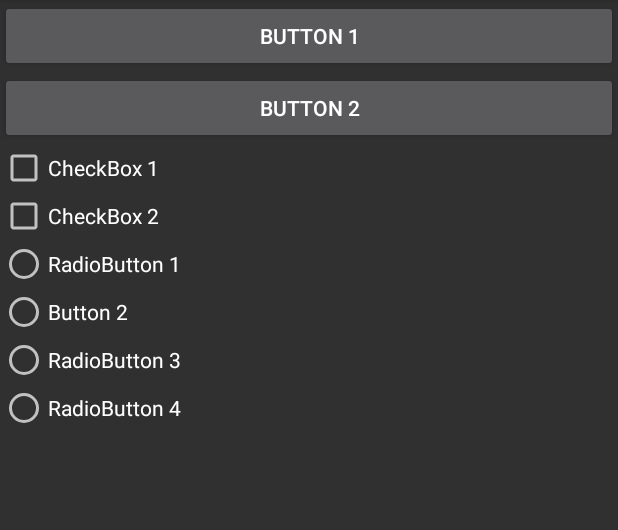
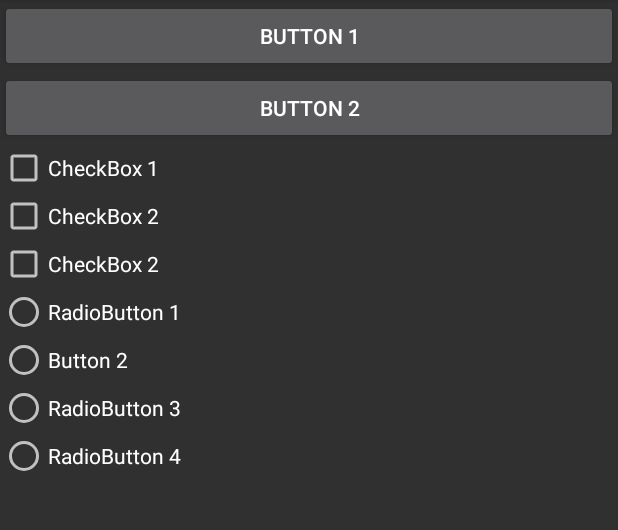
Before and after one commit to malibaig41/MyGithub, an Android app: the screen it shows after launch (MainActivity), on a phone screen of 412 x 824 dp, the part 84-614 px from its top. Run offline under Robolectric (Android 15) with nearby library versions, the phone set to English and light mode, and no system bars.

Commit message:
Third Checkbox is added

```diff
--- a/app/src/main/res/layout/activity_main.xml
+++ b/app/src/main/res/layout/activity_main.xml
@@ -26,6 +26,10 @@
         android:layout_height="wrap_content"
         android:text="CheckBox 2" />
 
+    <CheckBox
+        android:layout_width="wrap_content"
+        android:layout_height="wrap_content"
+        android:text="CheckBox 2" />
     <RadioButton
         android:layout_width="wrap_content"
         android:layout_height="wrap_content"
```
